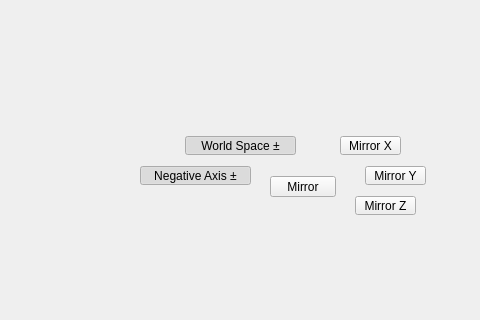
Old version of the form tentacle/ui/uiLevel_2/mirror_submenu.ui in the repository m3trik/tentacle; both pictures show x 0 to 480 and y 114 to 434 of the 600 by 600 pixel window.
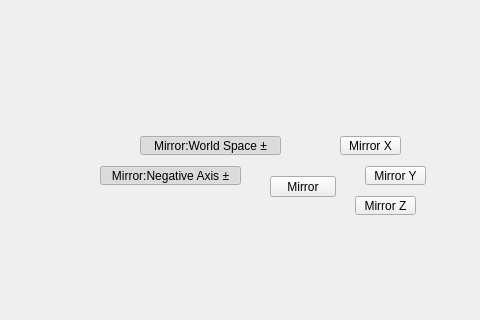
New version of the form. Custom widgets are drawn as their Qt base class.

```diff
--- a/tentacle/ui/uiLevel_2/mirror_submenu.ui
+++ b/tentacle/ui/uiLevel_2/mirror_submenu.ui
@@ -93,15 +93,15 @@
     </property>
     <property name="geometry">
      <rect>
-      <x>185</x>
+      <x>140</x>
       <y>250</y>
-      <width>111</width>
+      <width>141</width>
       <height>19</height>
      </rect>
     </property>
     <property name="maximumSize">
      <size>
-      <width>111</width>
+      <width>16777215</width>
       <height>19</height>
      </size>
     </property>
@@ -112,7 +112,7 @@
      <enum>Qt::RightToLeft</enum>
     </property>
     <property name="text">
-     <string>World Space ±</string>
+     <string>Mirror:World Space ±</string>
     </property>
     <property name="checkable">
      <bool>true</bool>
@@ -223,15 +223,15 @@
     </property>
     <property name="geometry">
      <rect>
-      <x>140</x>
+      <x>100</x>
       <y>280</y>
-      <width>111</width>
+      <width>141</width>
       <height>19</height>
      </rect>
     </property>
     <property name="maximumSize">
      <size>
-      <width>111</width>
+      <width>16777215</width>
       <height>19</height>
      </size>
     </property>
@@ -242,7 +242,7 @@
      <enum>Qt::RightToLeft</enum>
     </property>
     <property name="text">
-     <string>Negative Axis ±</string>
+     <string>Mirror:Negative Axis ±</string>
     </property>
     <property name="checkable">
      <bool>true</bool>
```
